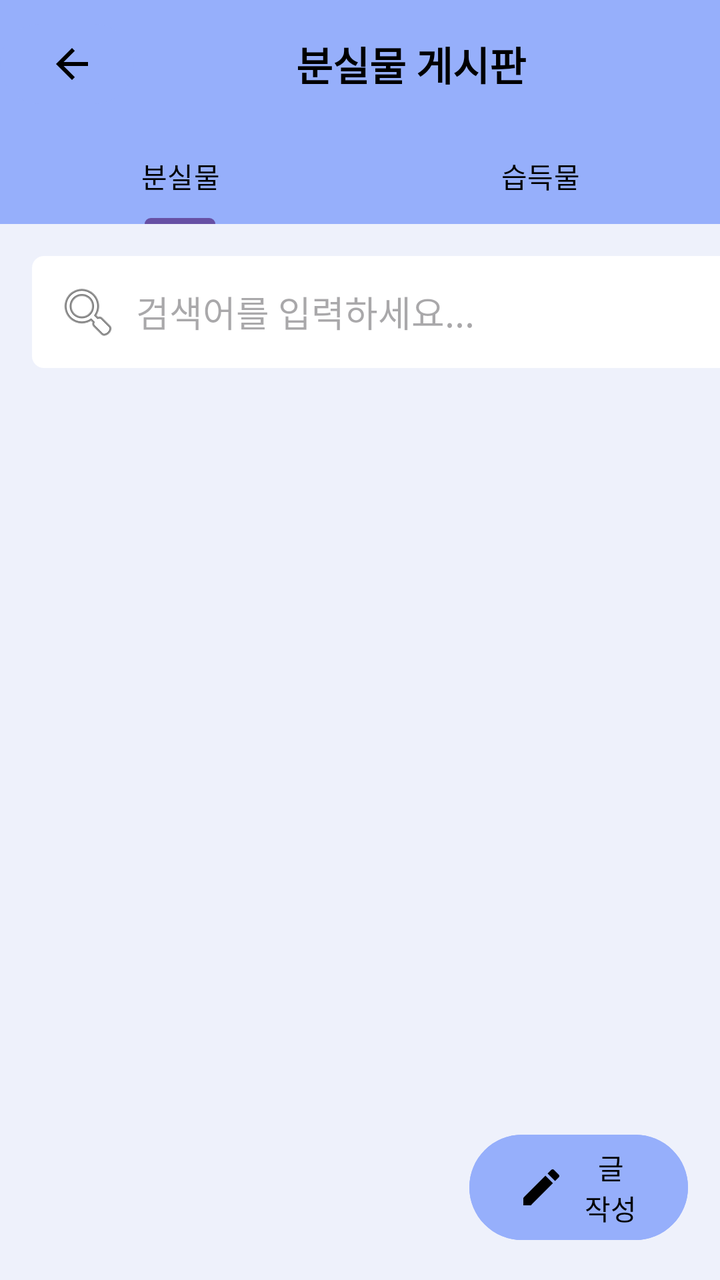
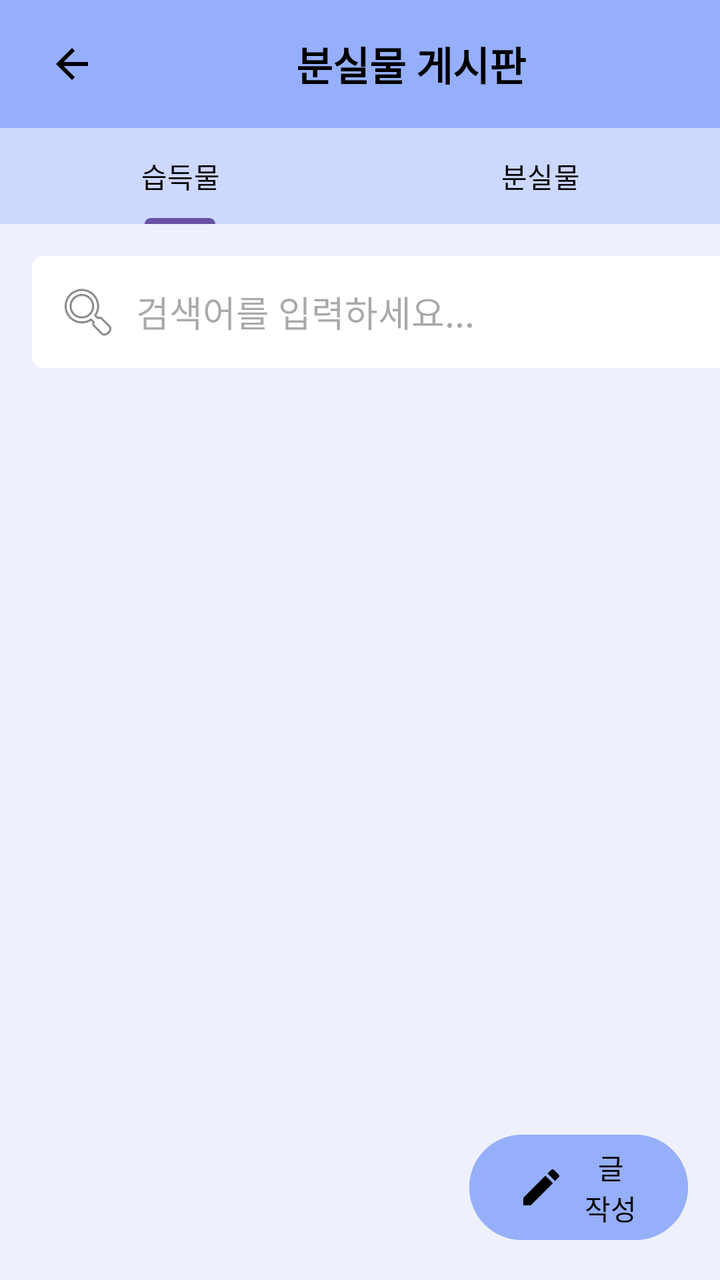

The first picture is an Android layout as it rendered before a commit; the second is the same layout after the commit. The layout source and the unified diff follow.
<!-- AndroidManifest.xml: application theme Theme.Lostfind -->
<!-- res/layout/postlist.xml -->
<?xml version="1.0" encoding="utf-8"?>
<LinearLayout xmlns:android="http://schemas.android.com/apk/res/android"
    xmlns:app="http://schemas.android.com/apk/res-auto"
    xmlns:tools="http://schemas.android.com/tools"
    android:id="@+id/main"
    android:layout_width="match_parent"
    android:layout_height="match_parent"
    android:orientation="vertical"
    android:background="@color/one"
    tools:context=".MainActivity">

    <LinearLayout
        android:id="@+id/top_bar_layout"
        android:layout_width="match_parent"
        android:layout_height="?attr/actionBarSize"
        android:background="@color/two"
        android:orientation="horizontal"
        android:gravity="center_vertical"
        android:paddingEnd="16dp">

        <Button
            android:id="@+id/back_button"
            android:layout_width="67dp"
            android:layout_height="wrap_content"
            android:drawableLeft="@drawable/ic_arrow_back"
            android:backgroundTint="@color/two"/>

        <TextView
            android:id="@+id/toolbar_title_text"
            android:layout_width="279dp"
            android:layout_height="wrap_content"
            android:layout_weight="1"
            android:gravity="center"
            android:text="분실물 게시판"
            android:textColor="@android:color/black"
            android:textSize="20sp"
            android:textStyle="bold" />

    </LinearLayout>

    <com.google.android.material.tabs.TabLayout
        android:id="@+id/tab_layout"
        android:layout_width="match_parent"
        android:layout_height="wrap_content"
        android:background="@color/two"
        app:tabTextColor="@color/black"
        app:tabMode="fixed">

        <com.google.android.material.tabs.TabItem
            android:layout_width="wrap_content"
            android:layout_height="wrap_content"
            android:text="분실물" />

        <com.google.android.material.tabs.TabItem
            android:layout_width="wrap_content"
            android:layout_height="wrap_content"
            android:text="습득물" />
    </com.google.android.material.tabs.TabLayout>

    <EditText
        android:id="@+id/search_edit_text"
        android:layout_width="382dp"
        android:layout_height="wrap_content"
        android:layout_margin="16dp"
        android:background="@drawable/edit_text_background"
        android:drawableStart="@android:drawable/ic_menu_search"
        android:drawablePadding="8dp"
        android:hint="검색어를 입력하세요..."
        android:padding="12dp" />

    <androidx.recyclerview.widget.RecyclerView
        android:id="@+id/recycler_view"
        android:layout_width="match_parent"
        android:layout_height="0dp"
        android:layout_weight="1"
        android:padding="8dp"/>

    <LinearLayout
        android:id="@+id/bottom_bar"
        android:layout_width="match_parent"
        android:layout_height="wrap_content"
        android:layout_alignParentBottom="true"
        android:orientation="horizontal"
        android:padding="16dp">

        <View
            android:layout_width="0dp"
            android:layout_height="0dp"
            android:layout_weight="2" />

        <Button
            android:id="@+id/write_post_button"
            android:layout_width="0dp"
            android:layout_height="wrap_content"
            android:layout_weight="1"
            android:backgroundTint="@color/two"
            android:drawableLeft="@drawable/ic_edit"
            android:text="글 작성"
            android:textColor="#000000" />
    </LinearLayout>

</LinearLayout>
<!-- resources referenced by this layout -->
<resources>
  <color name="black">#FF000000</color>
  <color name="one">#EEF1FB</color>
  <color name="two">#96AFFB</color>
  <!-- drawable edit_text_background (drawable) -->
  <?xml version="1.0" encoding="utf-8"?>
  <shape xmlns:android="http://schemas.android.com/apk/res/android">
      <solid android:color="@android:color/white"/>
      <corners android:radius="6dp"/>
  </shape>
  <!-- drawable ic_arrow_back (drawable) -->
  <vector xmlns:android="http://schemas.android.com/apk/res/android" android:autoMirrored="true" android:height="24dp" android:tint="#000000" android:viewportHeight="24" android:viewportWidth="24" android:width="24dp">
        
      <path android:fillColor="@android:color/white" android:pathData="M20,11H7.83l5.59,-5.59L12,4l-8,8 8,8 1.41,-1.41L7.83,13H20v-2z"/>
      
  </vector>
  <!-- drawable ic_edit (drawable) -->
  <vector xmlns:android="http://schemas.android.com/apk/res/android"
      android:width="24dp"
      android:height="24dp"
      android:viewportWidth="24.0"
      android:viewportHeight="24.0">
      <path
          android:fillColor="#FF000000"
          android:pathData="M3,17.25V21h3.75L17.81,9.94l-3.75,-3.75L3,17.25zM20.71,7.04c0.39,-0.39 0.39,-1.02 0,-1.41l-2.34,-2.34c-0.39,-0.39 -1.02,-0.39 -1.41,0l-1.83,1.83 3.75,3.75 1.83,-1.83z"/>
  </vector>
  <style name="Theme.Lostfind" parent="Base.Theme.Lostfind" />
  <style name="Base.Theme.Lostfind" parent="Theme.Material3.DayNight.NoActionBar">
          
          
      </style>
</resources>

<!-- the commit's change to res/layout/postlist.xml (unified diff, before → after) -->
@@ -42,19 +42,19 @@
         android:id="@+id/tab_layout"
         android:layout_width="match_parent"
         android:layout_height="wrap_content"
-        android:background="@color/two"
+        android:background="@color/three"
         app:tabTextColor="@color/black"
         app:tabMode="fixed">
 
         <com.google.android.material.tabs.TabItem
             android:layout_width="wrap_content"
             android:layout_height="wrap_content"
-            android:text="분실물" />
+            android:text="습득물" />
 
         <com.google.android.material.tabs.TabItem
             android:layout_width="wrap_content"
             android:layout_height="wrap_content"
-            android:text="습득물" />
+            android:text="분실물" />
     </com.google.android.material.tabs.TabLayout>
 
     <EditText
<!-- resource entries referenced after the edit -->
@@ -2,6 +2,7 @@
 <resources>
   <color name="black">#FF000000</color>
   <color name="one">#EEF1FB</color>
+  <color name="three">#CDD8FF</color>
   <color name="two">#96AFFB</color>
   <!-- drawable edit_text_background (drawable) -->
   <?xml version="1.0" encoding="utf-8"?>
